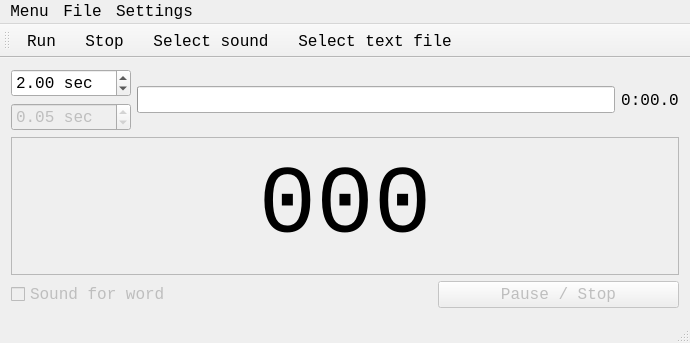
Old version of the form Timer/TimerMainWindow.ui in the repository pestOO/AdvancedClub.
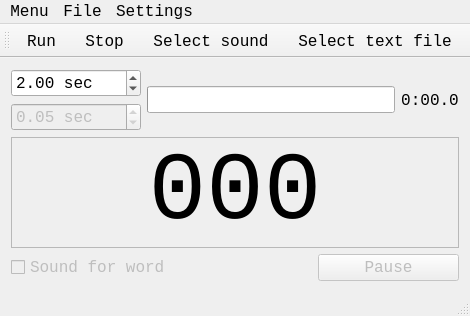
New version of the form.

Commit message: *change secs min/max values

```diff
--- a/Timer/TimerMainWindow.ui
+++ b/Timer/TimerMainWindow.ui
@@ -2,14 +2,6 @@
 <ui version="4.0">
  <class>TimerMainWindow</class>
  <widget class="QMainWindow" name="TimerMainWindow">
-  <property name="geometry">
-   <rect>
-    <x>0</x>
-    <y>0</y>
-    <width>690</width>
-    <height>343</height>
-   </rect>
-  </property>
   <property name="minimumSize">
    <size>
     <width>400</width>
@@ -52,7 +44,7 @@
            <double>0.500000000000000</double>
           </property>
           <property name="maximum">
-           <double>10.000000000000000</double>
+           <double>300.000000000000000</double>
           </property>
           <property name="singleStep">
            <double>0.100000000000000</double>
@@ -181,7 +173,7 @@
          <bool>false</bool>
         </property>
         <property name="text">
-         <string>Pause / Stop</string>
+         <string>Pause</string>
         </property>
        </widget>
       </item>
@@ -194,7 +186,7 @@
     <rect>
      <x>0</x>
      <y>0</y>
-     <width>690</width>
+     <width>427</width>
      <height>21</height>
     </rect>
    </property>
```
